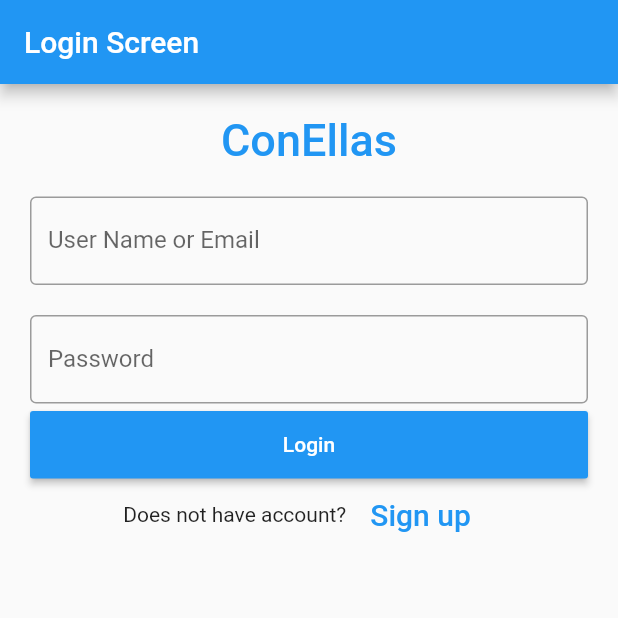
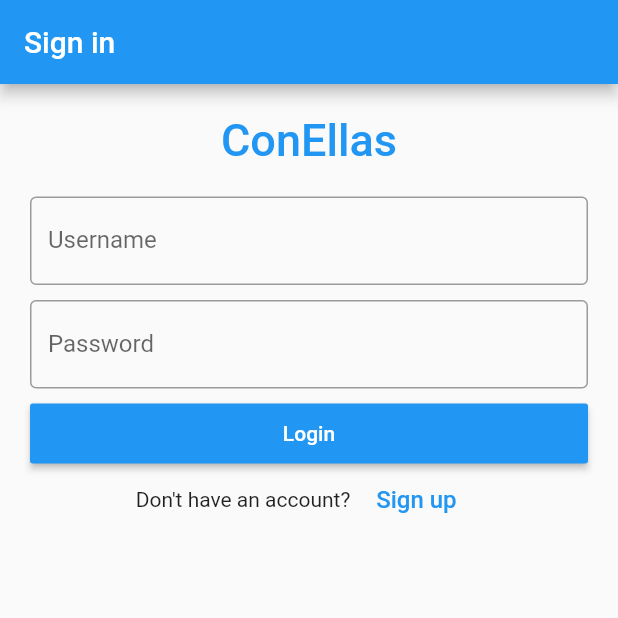
Before and after one commit to egal-finance-pbc/egal, a Flutter app: the screen it shows after launch, on a phone screen of 412 x 824 dp, the top half of it. Run offline on Flutter 3.47's test engine with Material 2 defaults, Android fonts, the phone set to English and light mode, and no system bars.

Commit message:
small adjustments and renamings

```diff
--- a/mobile/conellas/lib/main.dart
+++ b/mobile/conellas/lib/main.dart
@@ -1,7 +1,22 @@
 import 'package:flutter/material.dart';
-import 'screens/login.dart';
+import 'pages/login.dart';
+
 void main() {
-  runApp(MyApp());
+  runApp(ConEllasApp());
+}
+
+class ConEllasApp extends StatelessWidget {
+  @override
+  Widget build(BuildContext context) {
+    return MaterialApp(
+      title: 'Con Ellas',
+      theme: ThemeData(
+        primarySwatch: Colors.blue,
+        visualDensity: VisualDensity.adaptivePlatformDensity,
+      ),
+      home: LoginPage()
+    );
+  }
 }
 
 class MyApp extends StatelessWidget {
@@ -26,7 +41,8 @@ class MyApp extends StatelessWidget {
         // closer together (more dense) than on mobile platforms.
         visualDensity: VisualDensity.adaptivePlatformDensity,
       ),
-      home: LoginScreen());
+      home: MyHomePage(title: 'Flutter Demo Home Page'),
+    );
   }
 }
 
--- /dev/null
+++ b/mobile/conellas/lib/pages/login.dart
@@ -0,0 +1,85 @@
+import 'package:flutter/material.dart';
+
+class LoginPage extends StatefulWidget {
+  @override
+  _LoginPageState createState() => new _LoginPageState();
+}
+
+class _LoginPageState extends State<LoginPage> {
+  TextEditingController nameController = TextEditingController();
+  TextEditingController passwordController = TextEditingController();
+
+  @override
+  Widget build(BuildContext context) {
+    return Scaffold(
+      appBar: AppBar(
+        title: Text('Sign in'),
+      ),
+      body: Padding(
+        padding: EdgeInsets.all(10),
+        child: ListView(
+          children: <Widget>[
+            Container(
+              alignment: Alignment.center,
+              padding: EdgeInsets.all(10),
+              child: Text(
+                'ConEllas',
+                style: TextStyle(
+                  color: Colors.blue,
+                  fontWeight: FontWeight.w500,
+                  fontSize: 30
+                ),
+              ),
+            ),
+            Container(
+              padding: EdgeInsets.all(10),
+              child: TextField(
+                controller: nameController,
+                decoration: InputDecoration(
+                  border: OutlineInputBorder(),
+                  labelText: 'Username',
+                ),
+              ),
+            ),
+            Container(
+              padding: EdgeInsets.fromLTRB(10, 0, 10, 0),
+              child: TextField(
+                obscureText: true,
+                controller: passwordController,
+                decoration: InputDecoration(
+                  border: OutlineInputBorder(),
+                  labelText: 'Password',
+                ),
+              ),
+            ),
+            Container(
+              height: 50,
+              padding: EdgeInsets.fromLTRB(10, 10, 10, 0),
+              child: RaisedButton(
+                textColor: Colors.white,
+                color: Colors.blue,
+                child: Text('Login'),
+                onPressed: () {},
+              ),
+            ),
+            Container(
+              child: Row(
+                children: <Widget>[
+                  Text('Don\'t have an account?'),
+                  FlatButton(
+                    textColor: Colors.blue,
+                    child: Text('Sign up', style: TextStyle(fontSize: 16)),
+                    onPressed: () {
+                      //signup screen
+                    },
+                  )
+                ],
+              mainAxisAlignment: MainAxisAlignment.center,
+              ),
+            ),
+          ],
+        ),
+      ),
+    );
+  }
+}
--- a/mobile/conellas/lib/screens/login.dart
+++ /dev/null
@@ -1,87 +0,0 @@
-import 'package:flutter/material.dart';
-
-
-class LoginScreen extends StatefulWidget {
-
-  @override
-  State<StatefulWidget> createState() => new _State();
-}
-
-class _State extends State<LoginScreen> {
-  TextEditingController nameController = TextEditingController();
-  TextEditingController passwordController = TextEditingController();
-
-  @override
-  Widget build(BuildContext context) {
-    return Scaffold(
-        appBar: AppBar(
-          title: Text('Login Screen'),
-        ),
-        body: Padding(
-            padding: EdgeInsets.all(10),
-            child: ListView(
-              children: <Widget>[
-                Container(
-                    alignment: Alignment.center,
-                    padding: EdgeInsets.all(10),
-                    child: Text(
-                      'ConEllas',
-                      style: TextStyle(
-                          color: Colors.blue,
-                          fontWeight: FontWeight.w500,
-                          fontSize: 30),
-                    )),
-                Container(
-                  padding: EdgeInsets.all(10),
-                  child: TextField(
-                    controller: nameController,
-                    decoration: InputDecoration(
-                      border: OutlineInputBorder(),
-                      labelText: 'User Name or Email',
-                    ),
-                  ),
-                ),
-
-                Container(
-                  padding: EdgeInsets.fromLTRB(10, 10, 10, 0),
-                  child: TextField(
-                    obscureText: true,
-                    controller: passwordController,
-                    decoration: InputDecoration(
-                      border: OutlineInputBorder(),
-                      labelText: 'Password',
-                    ),
-                  ),
-                ),
-
-                Container(
-                    height: 50,
-                    padding: EdgeInsets.fromLTRB(10, 5, 10, 0),
-                    child: RaisedButton(
-                      textColor: Colors.white,
-                      color: Colors.blue,
-                      child: Text('Login'),
-                      onPressed: () {},
-                    )),
-
-                Container(
-                    child: Row(
-                      children: <Widget>[
-                        Text('Does not have account?'),
-                        FlatButton(
-                          textColor: Colors.blue,
-                          child: Text(
-                            'Sign up',
-                            style: TextStyle(fontSize: 20),
-                          ),
-                          onPressed: () {
-                            //signup screen
-                          },
-                        )
-                      ],
-                      mainAxisAlignment: MainAxisAlignment.center,
-                    ))
-              ],
-            )));
-  }
-}
```
